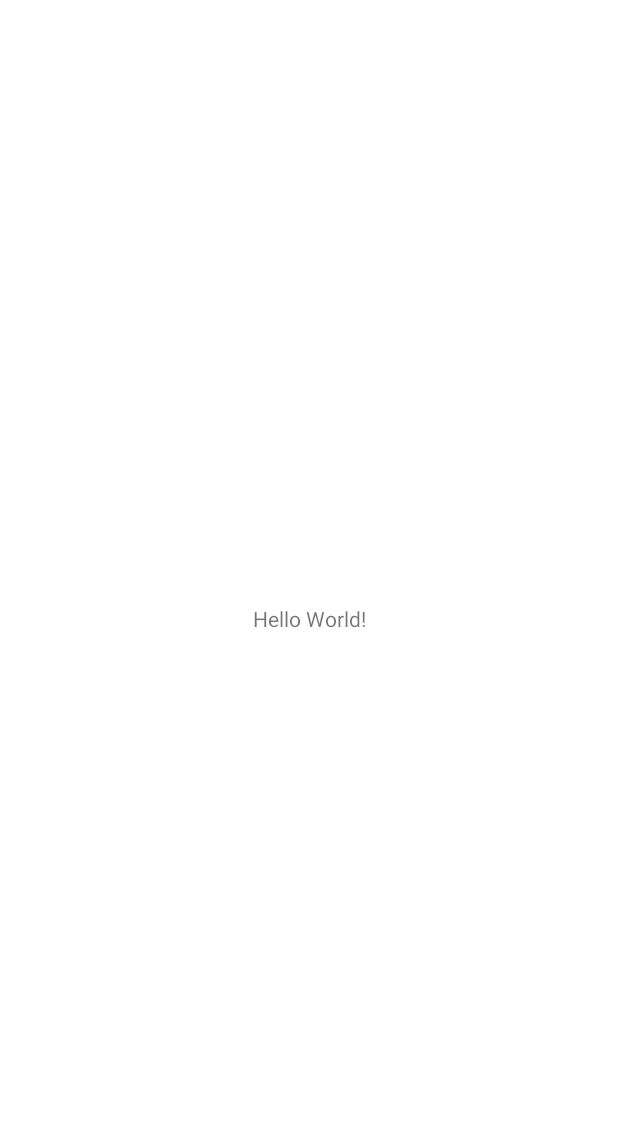
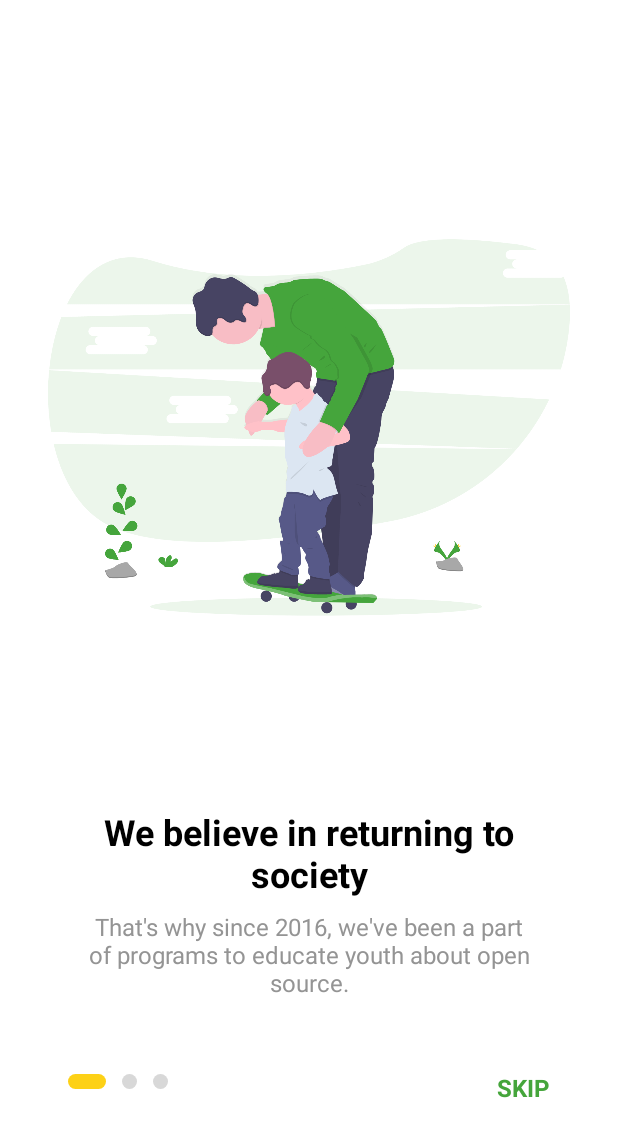
Before and after one commit to Rec0iL99/Agora-Prototype, an Android app: the screen it shows after launch (MainActivity before the commit, IntroActivity after it), on a phone screen of 412 x 824 dp. Before the commit the part shown is almost empty. Shown: the top 1137 px of the screen. Run offline under Robolectric (Android 15) with nearby library versions, the phone set to English and light mode, and no system bars.

Commit message:
added intro activity

```diff
--- a/app/build.gradle
+++ b/app/build.gradle
@@ -37,4 +37,7 @@ dependencies {
 
     //new material design library
     implementation 'com.google.android.material:material:1.1.0-alpha10'
+
+    //ViewPager2
+    implementation 'androidx.viewpager2:viewpager2:1.0.0'
 }
--- a/app/src/main/AndroidManifest.xml
+++ b/app/src/main/AndroidManifest.xml
@@ -9,16 +9,15 @@
         android:roundIcon="@mipmap/ic_launcher_round"
         android:supportsRtl="true"
         android:theme="@style/AppTheme">
-        <activity
-            android:name=".splash.SplashActivity">
+        <activity android:name=".intro.IntroActivity"></activity>
+        <activity android:name=".splash.SplashActivity">
             <intent-filter>
                 <action android:name="android.intent.action.MAIN" />
 
                 <category android:name="android.intent.category.LAUNCHER" />
             </intent-filter>
-
         </activity>
-        <activity android:name=".MainActivity"></activity>
+        <activity android:name=".MainActivity" />
     </application>
 
 </manifest>
--- /dev/null
+++ b/app/src/main/java/com/joel/agoraprototype/intro/IntroActivity.kt
@@ -0,0 +1,114 @@
+package com.joel.agoraprototype.intro
+
+import android.content.Intent
+import androidx.appcompat.app.AppCompatActivity
+import android.os.Bundle
+import android.view.ViewGroup.LayoutParams.WRAP_CONTENT
+import android.widget.ImageView
+import android.widget.LinearLayout
+import androidx.appcompat.app.ActionBar
+import androidx.core.content.ContextCompat
+import androidx.core.view.get
+import androidx.viewpager2.widget.ViewPager2
+import com.joel.agoraprototype.MainActivity
+import com.joel.agoraprototype.R
+import kotlinx.android.synthetic.main.activity_intro.*
+
+class IntroActivity : AppCompatActivity() {
+
+    private val introSliderAdapter =
+        IntroSliderAdapter(
+            listOf(
+                IntroSlideContent(
+                    "We believe in returning to society",
+                    "That's why since 2016, we've been a part of programs to educate youth about open source.",
+                    R.drawable.first_intro
+                ),
+                IntroSlideContent(
+                    "Of Course, We have Supporters",
+                    "We need help too, and our visions would never haven been met if not for our generous supporters.",
+                    R.drawable.second_intro
+                ),
+                IntroSlideContent(
+                    "Eight Projects",
+                    "Not alot, not little either. We’re proud to have projects " +
+                            "addressing concerns in today's society, from democratic " +
+                            "elections to global warming we " +
+                            "got it covered.",
+                    R.drawable.third_intro
+                )
+            )
+        )
+
+    override fun onCreate(savedInstanceState: Bundle?) {
+        super.onCreate(savedInstanceState)
+        setContentView(R.layout.activity_intro)
+
+        //hiding the appbar
+        val actionBar: ActionBar? = supportActionBar
+        actionBar?.hide()
+
+        //set the slider
+        slider_content.adapter = introSliderAdapter
+
+        //set the indicators
+        setupIndicators()
+        setCurrentIndicator(0)
+        slider_content.registerOnPageChangeCallback(object :
+            ViewPager2.OnPageChangeCallback() {
+            override fun onPageSelected(position: Int) {
+                super.onPageSelected(position)
+                setCurrentIndicator(position)
+            }
+        })
+
+        bt_skip.setOnClickListener {
+            startActivity(Intent(this@IntroActivity, MainActivity::class.java))
+            finish()
+        }
+    }
+
+    //set indicators
+    private fun setupIndicators() {
+        val indicators = arrayOfNulls<ImageView>(introSliderAdapter.itemCount)
+        val layoutParams: LinearLayout.LayoutParams =
+            LinearLayout.LayoutParams(WRAP_CONTENT, WRAP_CONTENT)
+        layoutParams.setMargins(8,0,8,0)
+
+        for (i in indicators.indices) {
+            indicators[i] = ImageView(applicationContext)
+            indicators[i].apply {
+                this?.setImageDrawable(
+                    ContextCompat.getDrawable(
+                        applicationContext,
+                        R.drawable.indicator_inactive
+                    )
+                )
+                this?.layoutParams = layoutParams
+            }
+            indicator_container.addView(indicators[i])
+        }
+    }
+
+    private fun setCurrentIndicator(index: Int) {
+        val childCount = indicator_container.childCount
+        for (i in 0 until childCount) {
+            val imageView = indicator_container[i] as ImageView
+            if (i == index) {
+                imageView.setImageDrawable(
+                    ContextCompat.getDrawable(
+                        applicationContext,
+                        R.drawable.indicator_active
+                    )
+                )
+            } else {
+                imageView.setImageDrawable(
+                    ContextCompat.getDrawable(
+                        applicationContext,
+                        R.drawable.indicator_inactive
+                    )
+                )
+            }
+        }
+    }
+}
--- /dev/null
+++ b/app/src/main/java/com/joel/agoraprototype/intro/IntroSlideContent.kt
@@ -0,0 +1,7 @@
+package com.joel.agoraprototype.intro
+
+data class IntroSlideContent(
+    val title: String,
+    val description: String,
+    val illustration: Int
+)
--- /dev/null
+++ b/app/src/main/java/com/joel/agoraprototype/intro/IntroSliderAdapter.kt
@@ -0,0 +1,46 @@
+package com.joel.agoraprototype.intro
+
+import android.view.LayoutInflater
+import android.view.View
+import android.view.ViewGroup
+import android.widget.ImageView
+import android.widget.TextView
+import androidx.recyclerview.widget.RecyclerView
+import com.joel.agoraprototype.R
+
+class IntroSliderAdapter(private val introSlides: List<IntroSlideContent>)
+    : RecyclerView.Adapter<IntroSliderAdapter.IntroSlideViewHolder>() {
+
+    override fun onCreateViewHolder(parent: ViewGroup, viewType: Int): IntroSlideViewHolder {
+        return IntroSlideViewHolder(
+            LayoutInflater.from(parent.context).inflate(
+                R.layout.slide_item_container,
+                parent,
+                false
+            )
+        )
+    }
+
+    override fun getItemCount(): Int {
+        return introSlides.size
+    }
+
+    override fun onBindViewHolder(holder: IntroSlideViewHolder, position: Int) {
+        holder.bind(introSlides[position])
+    }
+
+    inner class IntroSlideViewHolder(view: View) : RecyclerView.ViewHolder(view) {
+
+        private val titleText = view.findViewById<TextView>(R.id.intro_title)
+        private val descText = view.findViewById<TextView>(R.id.intro_desc)
+        private val illustration = view.findViewById<ImageView>(R.id.intro_image)
+
+        fun bind(introSlide: IntroSlideContent) {
+            titleText.text = introSlide.title
+            descText.text = introSlide.description
+            illustration.setImageResource(introSlide.illustration)
+        }
+
+    }
+
+}
--- a/app/src/main/java/com/joel/agoraprototype/splash/SplashActivity.kt
+++ b/app/src/main/java/com/joel/agoraprototype/splash/SplashActivity.kt
@@ -5,7 +5,7 @@ import androidx.appcompat.app.AppCompatActivity
 import android.os.Bundle
 import android.os.Handler
 import androidx.appcompat.app.ActionBar
-import com.joel.agoraprototype.MainActivity
+import com.joel.agoraprototype.intro.IntroActivity
 import com.joel.agoraprototype.R
 
 class SplashActivity : AppCompatActivity() {
@@ -18,7 +18,7 @@ class SplashActivity : AppCompatActivity() {
         actionBar?.hide()
 
         Handler().postDelayed({
-            startActivity(Intent(this@SplashActivity, MainActivity::class.java))
+            startActivity(Intent(this@SplashActivity, IntroActivity::class.java))
             finish()
         }, 4000)
 
--- /dev/null
+++ b/app/src/main/res/drawable/indicator_active.xml
@@ -0,0 +1,11 @@
+<?xml version="1.0" encoding="utf-8"?>
+<shape
+    xmlns:android="http://schemas.android.com/apk/res/android"
+    android:shape="rectangle">
+
+    <solid android:color="@color/agoraYellow" />
+    <size
+        android:width="25dp"
+        android:height="10dp" />
+    <corners android:radius="20dp" />
+</shape>
--- /dev/null
+++ b/app/src/main/res/drawable/indicator_inactive.xml
@@ -0,0 +1,10 @@
+<?xml version="1.0" encoding="utf-8"?>
+<shape
+    xmlns:android="http://schemas.android.com/apk/res/android"
+    android:shape="oval">
+
+    <solid android:color="@color/gray" />
+    <size
+        android:height="10dp"
+        android:width="10dp" />
+</shape>
--- /dev/null
+++ b/app/src/main/res/layout/activity_intro.xml
@@ -0,0 +1,46 @@
+<?xml version="1.0" encoding="utf-8"?>
+<androidx.constraintlayout.widget.ConstraintLayout xmlns:android="http://schemas.android.com/apk/res/android"
+    xmlns:app="http://schemas.android.com/apk/res-auto"
+    xmlns:tools="http://schemas.android.com/tools"
+    android:layout_width="match_parent"
+    android:layout_height="match_parent"
+    android:background="@color/white"
+    tools:context=".intro.IntroActivity">
+
+    <TextView
+        android:id="@+id/bt_skip"
+        android:layout_width="wrap_content"
+        android:layout_height="wrap_content"
+        android:text="@string/skip"
+        android:textColor="@color/agoraGreen"
+        android:textSize="16sp"
+        android:textStyle="bold"
+        app:layout_constraintBottom_toBottomOf="parent"
+        app:layout_constraintEnd_toEndOf="parent"
+        app:layout_constraintHorizontal_bias="0.88"
+        app:layout_constraintStart_toStartOf="parent"
+        app:layout_constraintTop_toTopOf="parent"
+        app:layout_constraintVertical_bias="0.89" />
+
+    <LinearLayout
+        android:id="@+id/indicator_container"
+        android:layout_width="wrap_content"
+        android:layout_height="wrap_content"
+        android:orientation="horizontal"
+        app:layout_constraintBottom_toBottomOf="parent"
+        app:layout_constraintRight_toLeftOf="@id/bt_skip"
+        app:layout_constraintStart_toStartOf="parent"
+        app:layout_constraintTop_toTopOf="parent"
+        app:layout_constraintVertical_bias="0.88"
+        android:layout_marginLeft="40dp" />
+
+    <androidx.viewpager2.widget.ViewPager2
+        android:id="@+id/slider_content"
+        android:layout_width="match_parent"
+        android:layout_height="0dp"
+        android:overScrollMode="never"
+        app:layout_constraintBottom_toTopOf="@id/bt_skip"
+        app:layout_constraintTop_toTopOf="parent"
+        android:layout_marginBottom="16dp" />
+
+</androidx.constraintlayout.widget.ConstraintLayout>
--- /dev/null
+++ b/app/src/main/res/layout/slide_item_container.xml
@@ -0,0 +1,35 @@
+<?xml version="1.0" encoding="utf-8"?>
+<LinearLayout
+    xmlns:android="http://schemas.android.com/apk/res/android"
+    android:layout_width="match_parent"
+    android:layout_height="match_parent"
+    android:padding="32dp"
+    android:orientation="vertical">
+
+    <ImageView
+        android:id="@+id/intro_image"
+        android:layout_width="match_parent"
+        android:layout_height="0dp"
+        android:layout_weight="1" />
+
+    <TextView
+        android:id="@+id/intro_title"
+        android:layout_width="match_parent"
+        android:layout_height="wrap_content"
+        android:gravity="center"
+        android:textStyle="bold"
+        android:textSize="24sp"
+        android:layout_marginBottom="8dp"
+        android:textColor="@color/black" />
+
+    <TextView
+        android:id="@+id/intro_desc"
+        android:layout_width="match_parent"
+        android:layout_height="wrap_content"
+        android:gravity="center"
+        android:textSize="16sp"
+        android:layout_marginEnd="10dp"
+        android:layout_marginStart="10dp"
+        android:textColor="@color/agoraSecondaryText" />
+
+</LinearLayout>
--- a/app/src/main/res/values/colors.xml
+++ b/app/src/main/res/values/colors.xml
@@ -8,4 +8,8 @@
     //essential colors
     <color name="white">#FFFFFF</color>
     <color name="black">#000000</color>
+    <color name="agoraGreen">#45A53B</color>
+    <color name="agoraSecondaryText">#949494</color>
+    <color name="agoraYellow">#FDD116</color>
+    <color name="gray">#D8D8D8</color>
 </resources>
--- a/app/src/main/res/values/strings.xml
+++ b/app/src/main/res/values/strings.xml
@@ -1,3 +1,6 @@
 <resources>
     <string name="app_name">Agora-Prototype</string>
+
+    <!-- strings used in intro -->
+    <string name="skip">SKIP</string>
 </resources>
```
Also changed, not shown: app/src/main/res/drawable/first_intro.png (added), app/src/main/res/drawable/second_intro.png (added), app/src/main/res/drawable/third_intro.png (added).
